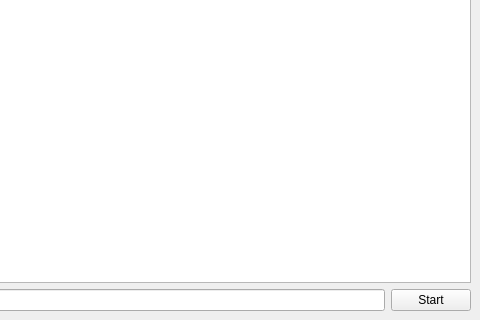
The window that ui/mainWindow.ui (pietrobaricco/AutoHyakuretsu) describes before a commit, drawn with Qt 5; both pictures show x 524 to 1004 and y 547 to 867 of the 1004 by 867 pixel window.
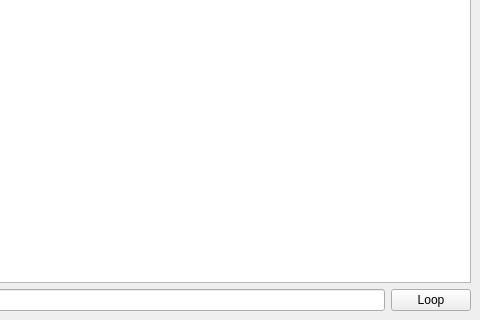
The same window after the commit.

Patch:
```diff
--- a/ui/mainWindow.ui
+++ b/ui/mainWindow.ui
@@ -125,7 +125,7 @@
         <item>
          <widget class="QPushButton" name="toggleButton">
           <property name="text">
-           <string>Start</string>
+           <string>Loop</string>
           </property>
          </widget>
         </item>
```
